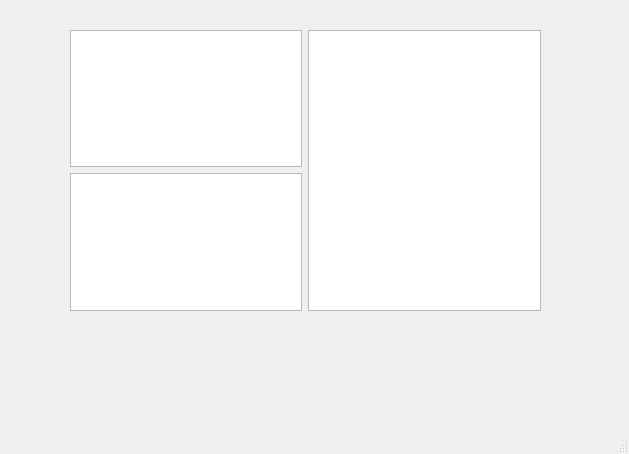
This is OsosCompiler/mainwindow.ui in MahmoudOsama97/Compiler-project as Qt 5 draws it before an edit. The edited form follows.
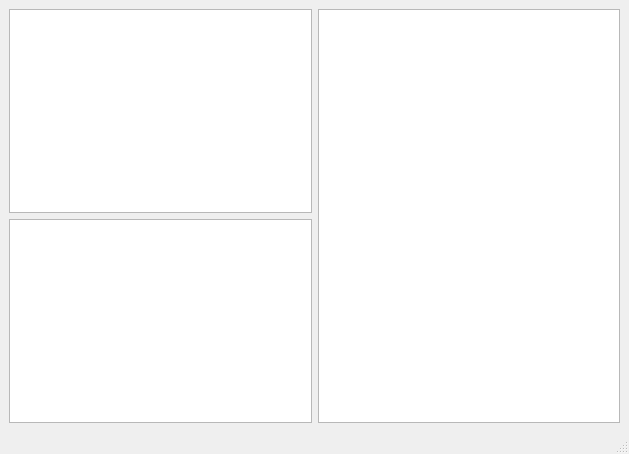
This is the edited form.

Commit message: solve gui problem

What changed in the file:
```diff
--- a/OsosCompiler/mainwindow.ui
+++ b/OsosCompiler/mainwindow.ui
@@ -14,14 +14,11 @@
    <string>MainWindow</string>
   </property>
   <widget class="QWidget" name="centralwidget">
-   <widget class="QWidget" name="gridLayoutWidget">
-    <property name="geometry">
-     <rect>
-      <x>70</x>
-      <y>30</y>
-      <width>471</width>
-      <height>281</height>
-     </rect>
+   <property name="sizePolicy">
+    <sizepolicy hsizetype="Fixed" vsizetype="Preferred">
+     <horstretch>0</horstretch>
+     <verstretch>0</verstretch>
+    </sizepolicy>
     </property>
     <layout class="QGridLayout" name="gridLayout">
      <item row="0" column="1" rowspan="2">
@@ -33,8 +30,20 @@
      <item row="1" column="0">
       <widget class="QPlainTextEdit" name="Output"/>
      </item>
-    </layout>
-   </widget>
+    <item row="0" column="1" rowspan="2">
+     <widget class="QGraphicsView" name="graphicsView">
+      <property name="backgroundBrush">
+       <brush brushstyle="SolidPattern">
+        <color alpha="255">
+         <red>0</red>
+         <green>0</green>
+         <blue>0</blue>
+        </color>
+       </brush>
+      </property>
+     </widget>
+    </item>
+   </layout>
   </widget>
   <widget class="QMenuBar" name="menubar">
    <property name="geometry">
```
Left out of the diff: 3 changed lines with no effect on the pictures. Lines whose indentation alone changed are shown as unchanged. The commit also changes 5 other files.
